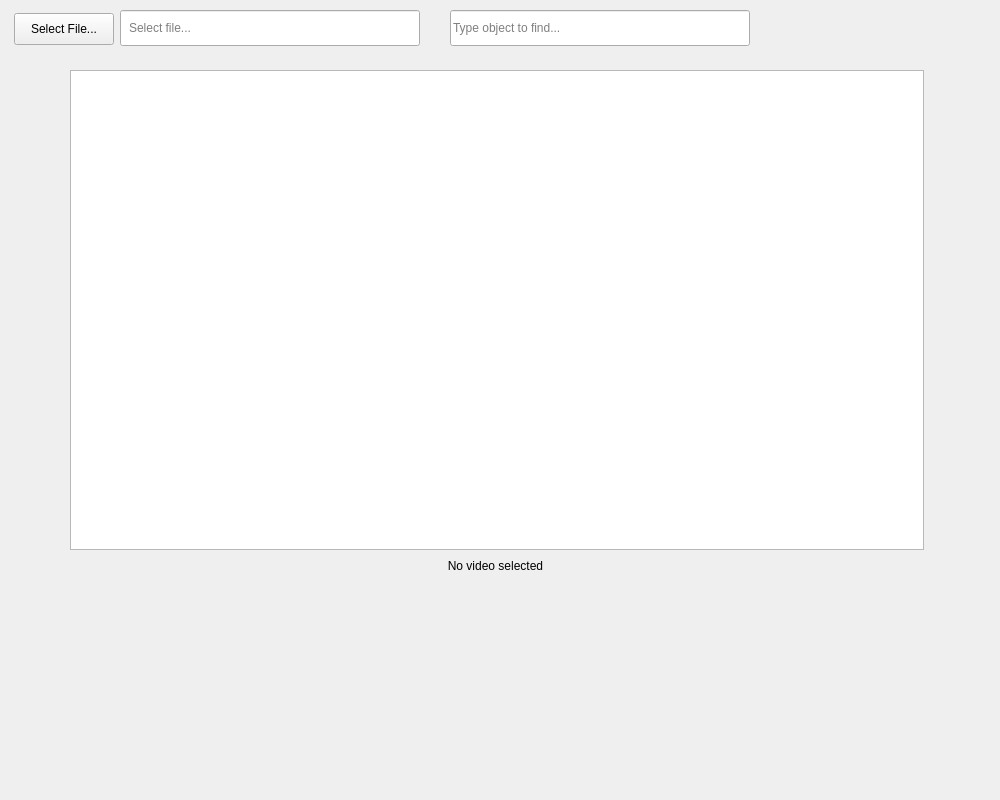
Before: the Qt Designer form app/ui/main_view.ui in mattvall1/fyp-video_object_timestamp_finder, drawn with Qt 5.
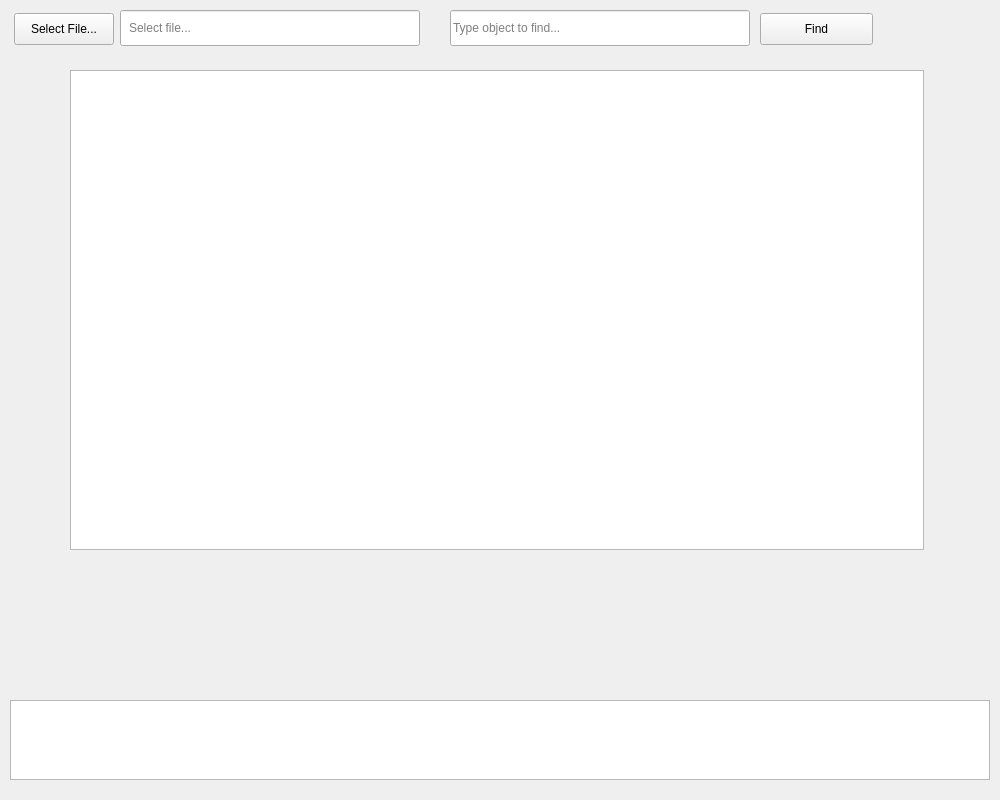
After: the same form once the commit is applied.

Commit message: Added find button and console output for better user experience

The edit to the form file:
```diff
--- a/app/ui/main_view.ui
+++ b/app/ui/main_view.ui
@@ -117,20 +117,27 @@
      <bool>false</bool>
     </property>
    </widget>
-   <widget class="QLabel" name="frame_details">
+   <widget class="QTextEdit" name="information_output">
     <property name="geometry">
      <rect>
-      <x>70</x>
-      <y>550</y>
-      <width>851</width>
-      <height>31</height>
+      <x>10</x>
+      <y>700</y>
+      <width>980</width>
+      <height>80</height>
+     </rect>
+    </property>
+   </widget>
+   <widget class="QPushButton" name="find_button">
+    <property name="geometry">
+     <rect>
+      <x>760</x>
+      <y>13</y>
+      <width>113</width>
+      <height>32</height>
      </rect>
     </property>
     <property name="text">
-     <string>No video selected</string>
-    </property>
-    <property name="alignment">
-     <set>Qt::AlignCenter</set>
+     <string>Find</string>
     </property>
    </widget>
   </widget>
```
The commit also changes 5 other files.
